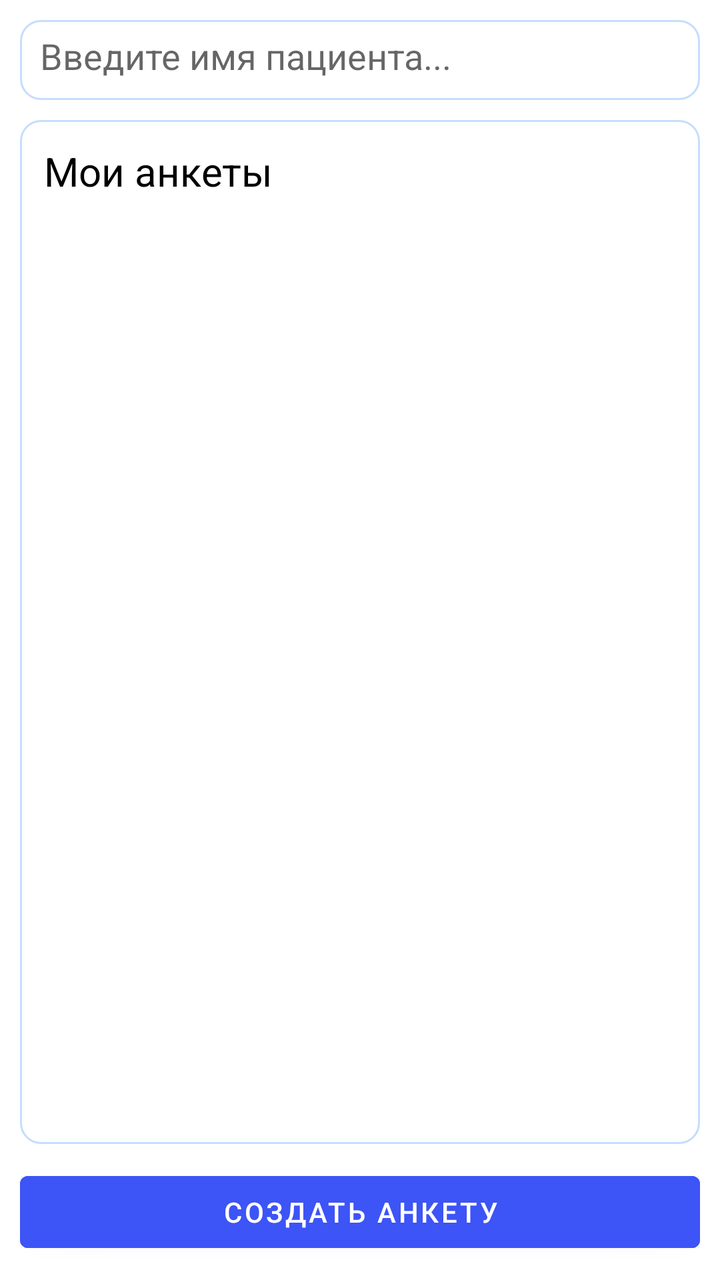
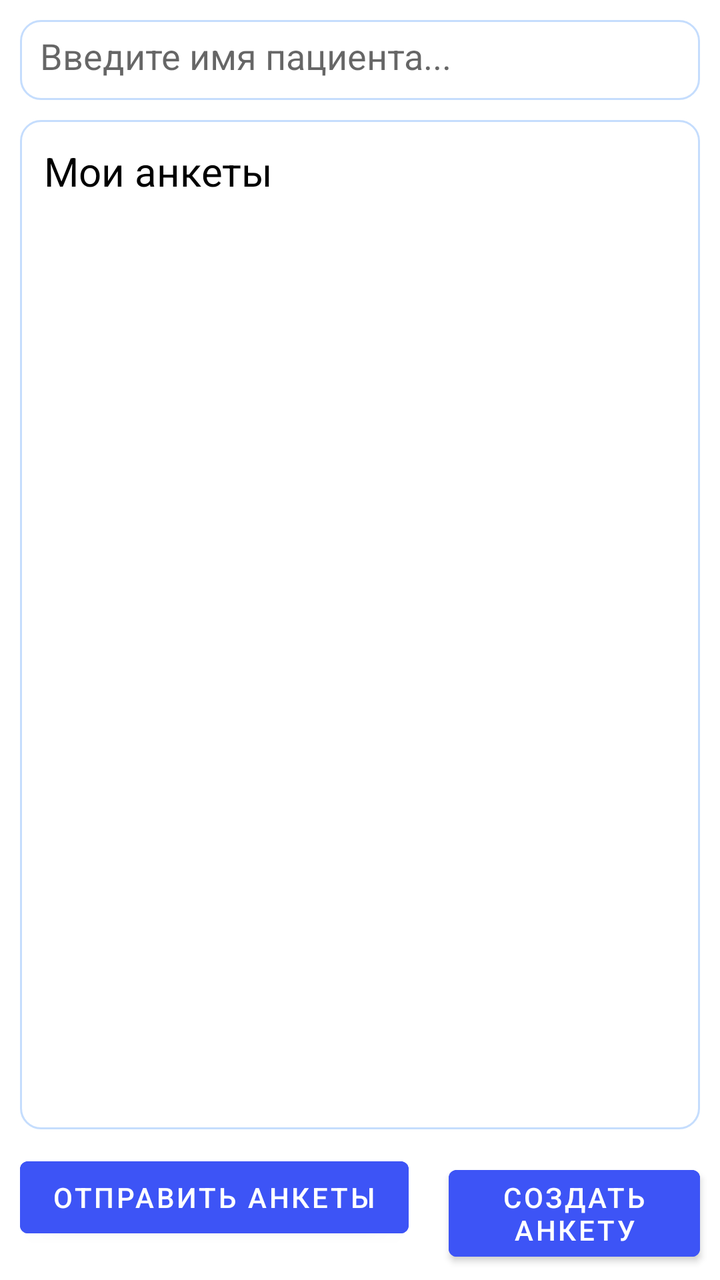

The first picture is an Android layout as it rendered before a commit; the second is the same layout after the commit. The layout source and the unified diff follow.
<!-- AndroidManifest.xml: application theme Theme.Pancreatitis -->
<!-- res/layout/fragment_questionnaires.xml -->
<?xml version="1.0" encoding="utf-8"?>
<LinearLayout xmlns:android="http://schemas.android.com/apk/res/android"
    xmlns:app="http://schemas.android.com/apk/res-auto"
    android:layout_width="match_parent"
    android:layout_height="match_parent"
    xmlns:tools="http://schemas.android.com/tools"
    android:orientation="vertical"
    tools:context=".ui.questionnaires.AllQuestionnaireFragment">

    <LinearLayout
        android:id="@+id/create_questionnaire"
        android:layout_width="match_parent"
        android:layout_height="wrap_content"
        android:layout_marginTop="10dp"
        android:layout_marginLeft="10dp"
        android:layout_marginRight="10dp" >

        <EditText
            android:id="@+id/search_bar"
            android:padding="10dp"
            android:layout_width="match_parent"
            android:layout_height="40dp"
            android:hint="Введите имя пациента..."
            android:background="@drawable/rounded_background"/>
    </LinearLayout>

    <LinearLayout
        android:id="@+id/all_questionnaires"
        android:layout_width="match_parent"
        android:layout_height="0dp"
        android:layout_weight="1"
        app:layout_constraintEnd_toEndOf="parent"
        app:layout_constraintStart_toStartOf="parent"
        app:layout_constraintTop_toBottomOf="@id/create_questionnaire"
        android:background="@drawable/rounded_background"
        android:layout_margin="10dp"
        android:orientation="vertical" >

        <TextView
            android:layout_width="wrap_content"
            android:layout_height="wrap_content"
            android:textSize="20dp"
            android:textColor="@color/black"
            android:text="Мои анкеты"
            android:layout_marginTop="10dp"
            android:layout_marginLeft="10dp" />

        <androidx.recyclerview.widget.RecyclerView
            android:id="@+id/recycler_view_questionnaires"
            android:layout_width="match_parent"
            android:layout_height="match_parent"
            android:layout_margin="10dp" />

    </LinearLayout>

    <Button
        android:id="@+id/create_anket"
        android:layout_width="match_parent"
        android:layout_height="wrap_content"
        android:backgroundTint="@color/colorActive"
        android:text="Создать анкету"
        android:layout_marginBottom="10dp"
        android:layout_marginLeft="10dp"
        android:layout_marginRight="10dp"/>
</LinearLayout>
<!-- resources referenced by this layout -->
<resources>
  <color name="black">#FF000000</color>
  <color name="colorActive">#3D54F6</color>
  <!-- drawable rounded_background (drawable) -->
  <?xml version="1.0" encoding="utf-8"?>
  <shape xmlns:android="http://schemas.android.com/apk/res/android"
      android:shape="rectangle">
      <corners android:radius="10dp"/>  
      <solid android:color="@android:color/white"/> 
      <padding
          android:left="2dp"
          android:right="2dp"
          android:top="2dp"
          android:bottom="2dp"/>
  
      <stroke
          android:width="1dp"
          android:color="@color/colorCircle"/> 
  </shape>
  <style name="Theme.Pancreatitis" parent="Theme.MaterialComponents.DayNight.DarkActionBar">
          
          <item name="colorPrimary">@color/colorActive</item>
          <item name="colorPrimaryVariant">@color/colorActive</item>
          <item name="colorOnPrimary">@color/white</item>
          
          <item name="colorSecondary">@color/teal_200</item>
          <item name="colorSecondaryVariant">@color/teal_700</item>
          <item name="colorOnSecondary">@color/black</item>
          
          <item name="android:statusBarColor">?attr/colorPrimaryVariant</item>
          
      </style>
  <color name="colorCircle">#C5DDFD</color>
  <color name="white">#FFFFFFFF</color>
  <color name="teal_200">#FF03DAC5</color>
  <color name="teal_700">#FF018786</color>
</resources>

<!-- the commit's change to res/layout/fragment_questionnaires.xml (unified diff, before → after) -->
@@ -53,13 +53,29 @@
 
     </LinearLayout>
 
-    <Button
-        android:id="@+id/create_anket"
-        android:layout_width="match_parent"
+    <LinearLayout
+        android:layout_width="wrap_content"
         android:layout_height="wrap_content"
-        android:backgroundTint="@color/colorActive"
-        android:text="Создать анкету"
-        android:layout_marginBottom="10dp"
-        android:layout_marginLeft="10dp"
-        android:layout_marginRight="10dp"/>
+        android:orientation="horizontal" >
+
+        <Button
+            android:id="@+id/submit_ankets"
+            android:layout_width="match_parent"
+            android:layout_height="wrap_content"
+            android:backgroundTint="@color/colorActive"
+            android:text="Отправить анкеты"
+            android:layout_marginBottom="10dp"
+            android:layout_marginLeft="10dp"
+            android:layout_marginRight="10dp"/>
+
+        <Button
+            android:id="@+id/create_anket"
+            android:layout_width="match_parent"
+            android:layout_height="wrap_content"
+            android:backgroundTint="@color/colorActive"
+            android:text="Создать анкету"
+            android:layout_marginBottom="10dp"
+            android:layout_marginLeft="10dp"
+            android:layout_marginRight="10dp"/>
+    </LinearLayout>
 </LinearLayout>
